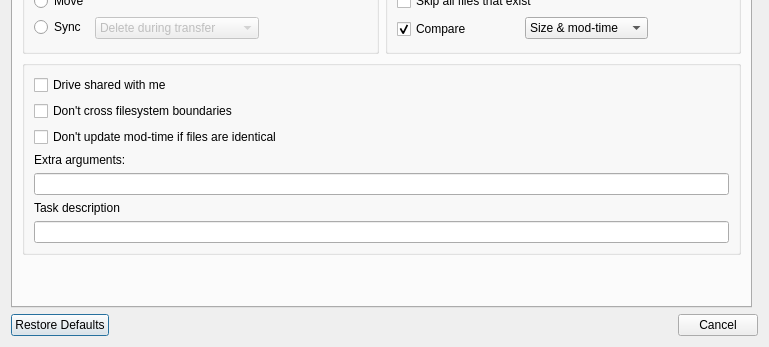
This is src/transfer_dialog.ui in SysAdminDoc/RcloneBrowserNG as Qt 5 draws it before an edit; both pictures show x 0 to 769 and y 184 to 531 of the 769 by 531 pixel window. The edited form follows.
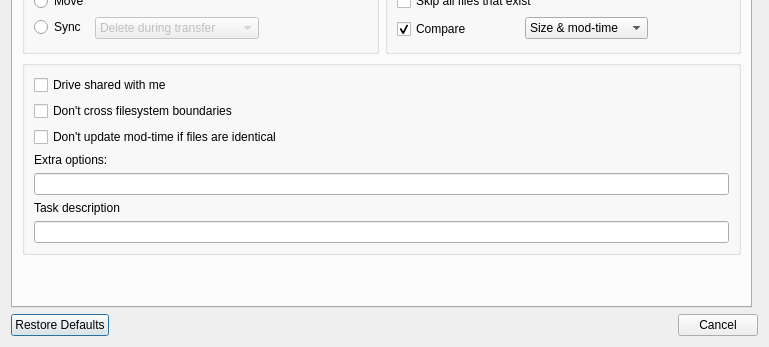
This is the edited form.

Commit message: add default Download/Upload options

Diff of the .ui file:
```diff
--- a/src/transfer_dialog.ui
+++ b/src/transfer_dialog.ui
@@ -181,7 +181,7 @@
           <item>
            <widget class="QLabel" name="label_12">
             <property name="text">
-             <string>Extra arguments:</string>
+             <string>Extra options:</string>
             </property>
            </widget>
           </item>
```
The commit also changes 5 other files.
